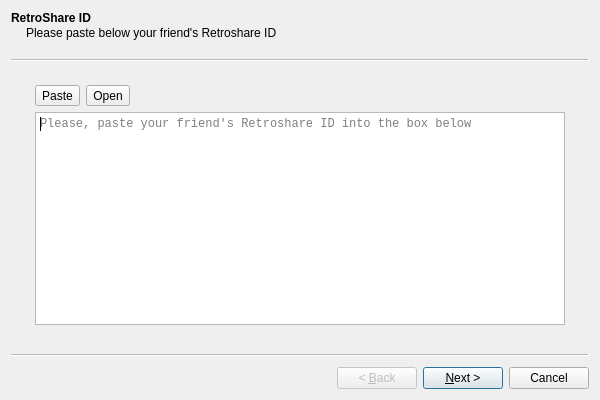
Qt form retroshare-gui/src/gui/connect/ConnectFriendWizard.ui (RetroShare/RetroShare) before a commit.
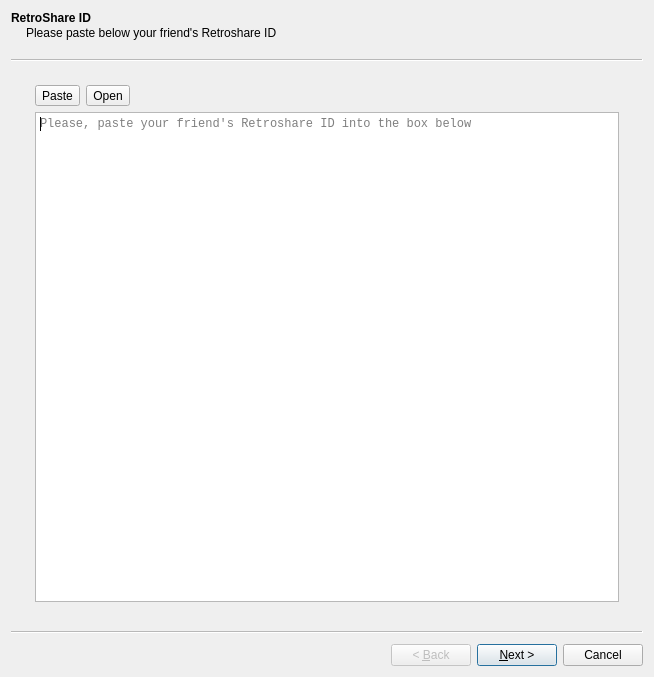
The same form after that commit. Icons and pictures are not drawn. Custom widgets are drawn as their Qt base class.

The edit to the form file:
```diff
--- a/retroshare-gui/src/gui/connect/ConnectFriendWizard.ui
+++ b/retroshare-gui/src/gui/connect/ConnectFriendWizard.ui
@@ -6,8 +6,8 @@
    <rect>
     <x>0</x>
     <y>0</y>
-    <width>600</width>
-    <height>400</height>
+    <width>654</width>
+    <height>677</height>
    </rect>
   </property>
   <property name="windowTitle">
```
Left out of the diff: 2 changed lines with no effect on the pictures.
